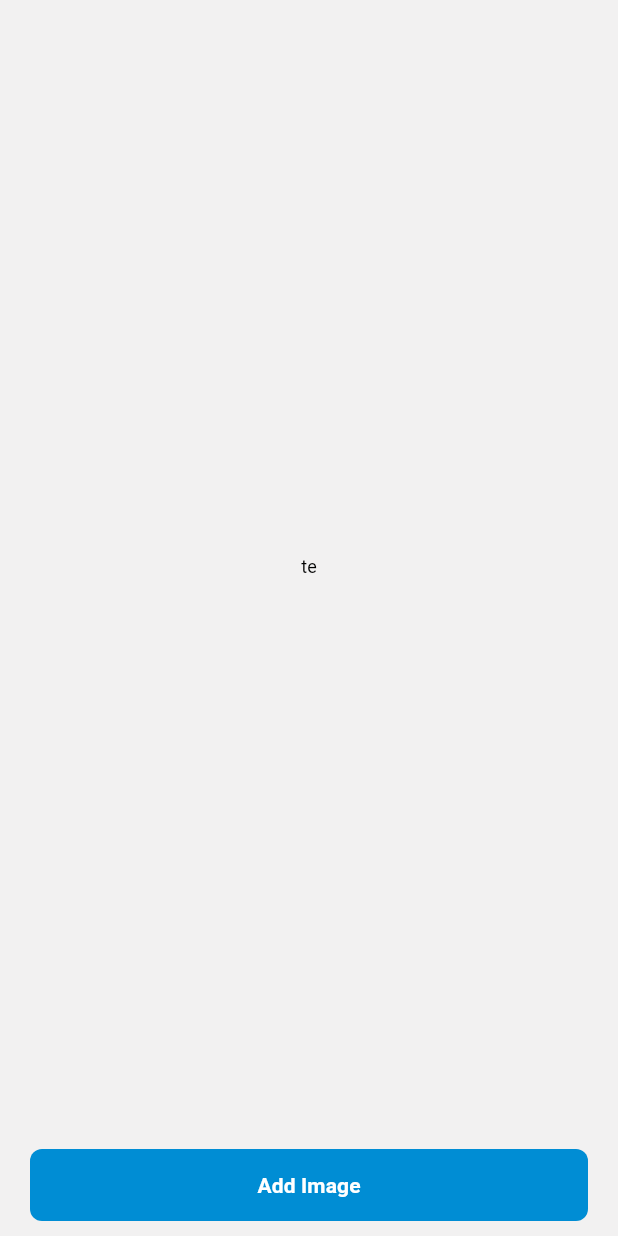
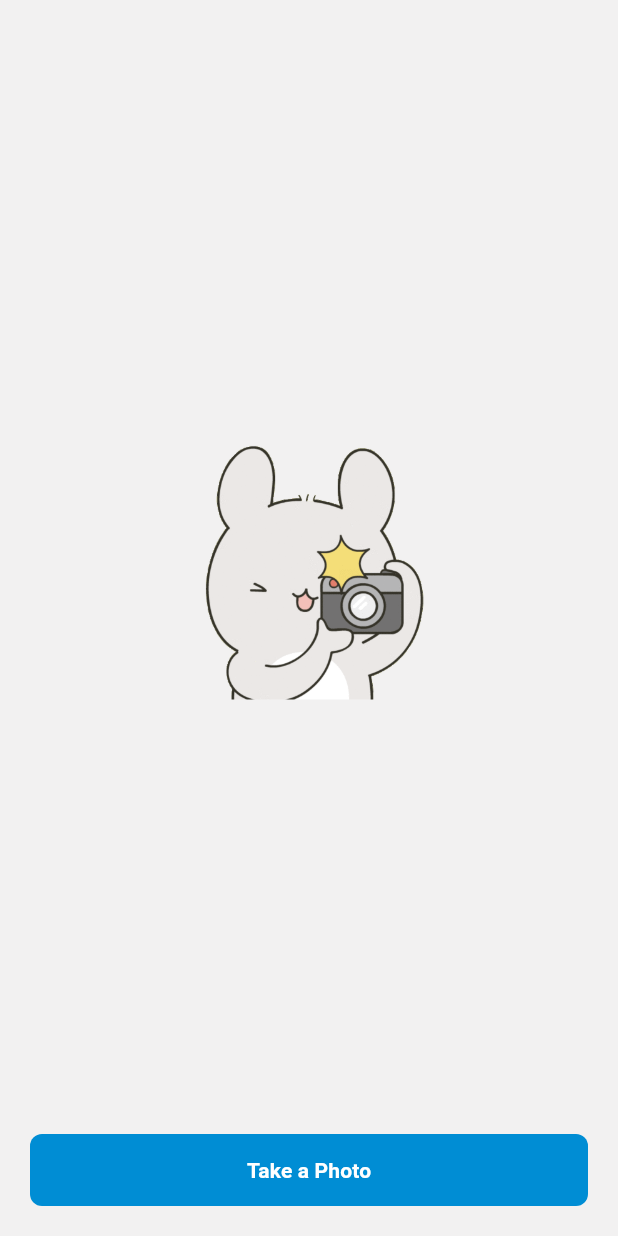
Before and after one commit to itsnang/Smart-Cam-Flutter, a Flutter app: the screen it shows after launch, on a phone screen of 412 x 824 dp. Run offline on Flutter 3.47's test engine with Material 3 defaults, Android fonts, the phone set to English and light mode, and no system bars; our stand-ins replace bloc, equatable, flutter_bloc, go_router, image_picker; missing offline and left inert: teledart.

Commit message:
feat: refactor ui

```diff
--- a/lib/pages/home/home_page.dart
+++ b/lib/pages/home/home_page.dart
@@ -5,8 +5,8 @@ import 'dart:io';
 import 'package:flutter/material.dart';
 import 'package:flutter_bloc/flutter_bloc.dart';
 import 'package:image_picker/image_picker.dart';
+import 'package:update_her/app/assets/images.dart';
 import 'package:update_her/app/enum/state_status_enum.dart';
-import 'package:update_her/app/services/telegram_init.dart';
 import 'package:update_her/app/utils/my_image_picker.dart';
 import 'package:update_her/app/widgets/bottom_shadow_container.dart';
 import 'package:update_her/app/widgets/my_button.dart';
@@ -32,28 +32,19 @@ class _HomePageState extends State<HomePage> {
         child: BlocBuilder<SendMessageCubit, SendMessageState>(
             builder: (ctx, state) {
           if (state.status.isSuccess) {
-            return Column(
-              children: [
-                Image.file(File(state.filePath!), width: 400, height: 400),
-                ElevatedButton(
-                  onPressed: () {
-                    BaseTelegramService.instance
-                        .sendPhoto(photo: File(state.filePath!));
-                  },
-                  child: const Text('Send Image'),
-                ),
-              ],
+            return Image.file(
+              File(state.filePath!),
             );
           }
 
-          return const Text('te');
+          return ImageAsset.of(1, 200, 200).takePicture;
         }),
       ),
       bottomNavigationBar: BottomShadowContainer(
         hideShadow: true,
         children: [
           MyButton.blue(
-            'Add Image',
+            'Take a Photo',
             onPressed: () async {
               final image = await onAddImageTap(context);
 
@@ -61,6 +52,20 @@ class _HomePageState extends State<HomePage> {
               context.read<SendMessageCubit>().pickImage(filePath: image!);
             },
           ),
+          const SizedBox(
+            height: 10,
+          ),
+          BlocBuilder<SendMessageCubit, SendMessageState>(
+            builder: (context, state) {
+              if (state.filePath != null) {
+                return MyButton.light(
+                  'Send Image',
+                  onPressed: () {},
+                );
+              }
+              return const SizedBox();
+            },
+          )
         ],
       ),
     );
```
